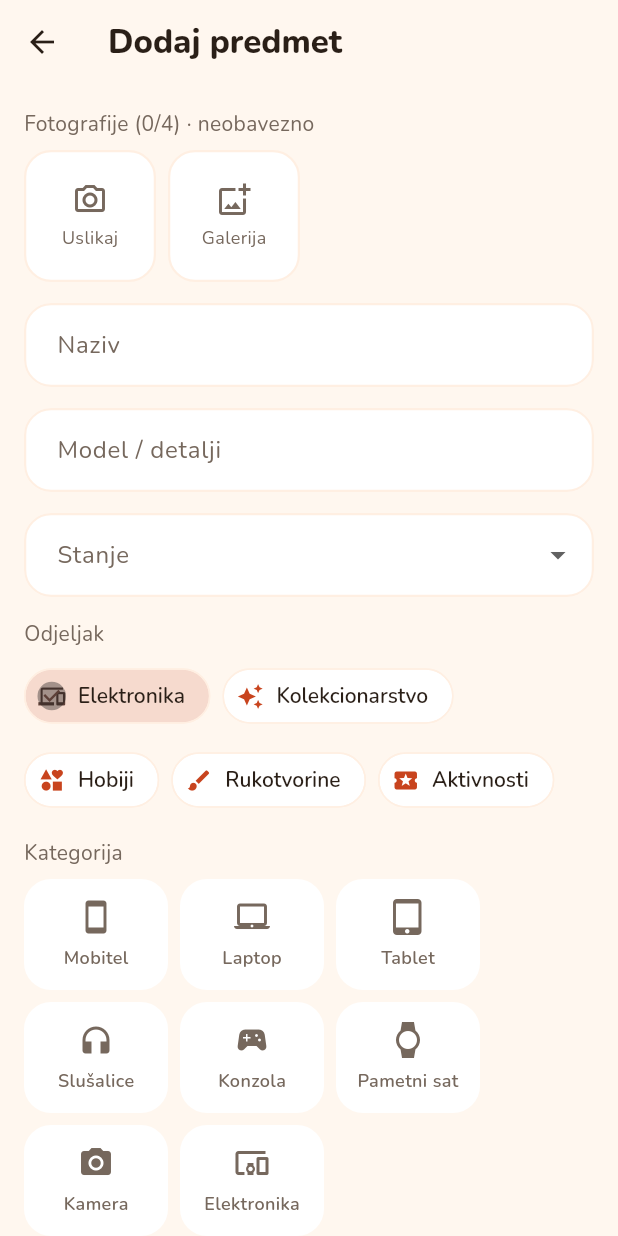
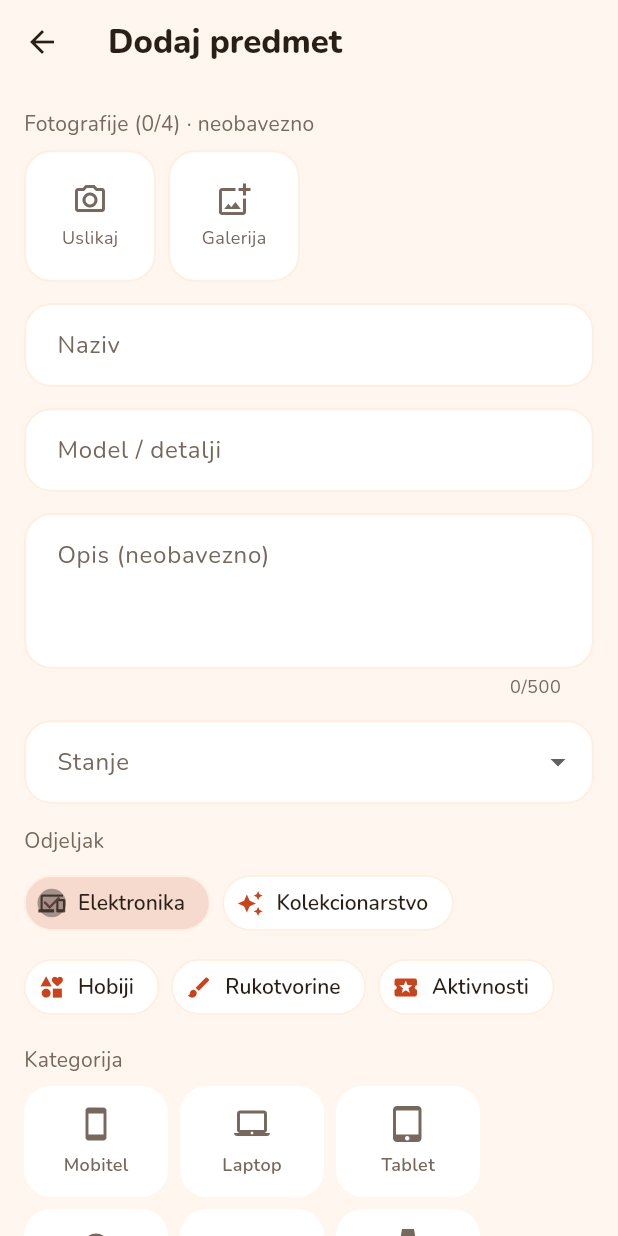
Before and after one commit to Karlo6546541/bot, a Flutter app: the screen it shows after launch, after a tap on "Prijavi se", after a tap on "Dodaj predmet", on a phone screen of 412 x 824 dp. Run offline on Flutter 3.47's test engine with Material 3 defaults, Android fonts, the phone set to English and light mode, and no system bars; our stand-ins replace flutter_riverpod, hive_flutter, image_picker, supabase_flutter; accounts and stored records are empty.

Commit message:
LOOP: item descriptions (up to 500 characters)
- Optional description field with a character counter when adding items
- Shown on item and auction detail screens with show more/less
- Market search also matches descriptions
- Demo descriptions for a few seed items

Co-Authored-By: Claude Opus 5.5 <noreply@anthropic.com>
Claude-Session: https://claude.ai/code/session_01PBov6w7Hus1Rp49XeCqhPo

```diff
--- a/loop_app/lib/models/device.dart
+++ b/loop_app/lib/models/device.dart
@@ -99,6 +99,7 @@ class Device {
     required this.createdAt,
     this.ownerId,
     this.imagePaths = const [],
+    this.description = '',
   });
 
   final String id;
@@ -112,6 +113,11 @@ class Device {
 
   /// Putanje lokalno spremljenih fotografija (prva je naslovna).
   final List<String> imagePaths;
+
+  /// Opis predmeta (do [maxDescription] znakova, može biti prazan).
+  final String description;
+
+  static const maxDescription = 500;
 
   bool get isOnMarket => ownerId == null;
 
@@ -128,6 +134,7 @@ class Device {
     createdAt: createdAt,
     ownerId: ownerId,
     imagePaths: imagePaths,
+    description: description,
   );
 
   Device withImages(List<String> paths) => Device(
@@ -140,6 +147,7 @@ class Device {
     createdAt: createdAt,
     ownerId: ownerId,
     imagePaths: paths,
+    description: description,
   );
 
   Map<String, dynamic> toMap() => {
@@ -152,6 +160,7 @@ class Device {
     'ownerId': ownerId,
     'createdAt': createdAt.toIso8601String(),
     'imagePaths': imagePaths,
+    'description': description,
   };
 
   factory Device.fromMap(Map<dynamic, dynamic> map) => Device(
@@ -165,5 +174,6 @@ class Device {
     createdAt: DateTime.parse(map['createdAt'] as String),
     // Stariji zapisi nemaju fotografije.
     imagePaths: (map['imagePaths'] as List?)?.cast<String>() ?? const [],
+    description: map['description'] as String? ?? '',
   );
 }
--- a/loop_app/lib/providers/app_providers.dart
+++ b/loop_app/lib/providers/app_providers.dart
@@ -150,6 +150,7 @@ class AppController extends Notifier<AppState> {
     required double price,
     required DeviceCategory category,
     List<String> imagePaths = const [],
+    String description = '',
   }) async {
     final device = await _trade.addDevice(
       userId: _requireUserId(),
@@ -159,6 +160,7 @@ class AppController extends Notifier<AppState> {
       price: price,
       category: category,
       imagePaths: imagePaths,
+      description: description,
     );
     _refresh();
     return device;
--- a/loop_app/lib/screens/add_device_screen.dart
+++ b/loop_app/lib/screens/add_device_screen.dart
@@ -26,6 +26,7 @@ class _AddDeviceScreenState extends ConsumerState<AddDeviceScreen> {
   final _name = TextEditingController();
   final _model = TextEditingController();
   final _price = TextEditingController();
+  final _description = TextEditingController();
   DeviceCondition? _condition;
   ItemSection _section = ItemSection.electronics;
   DeviceCategory? _category;
@@ -50,6 +51,7 @@ class _AddDeviceScreenState extends ConsumerState<AddDeviceScreen> {
     _name.dispose();
     _model.dispose();
     _price.dispose();
+    _description.dispose();
     super.dispose();
   }
 
@@ -81,6 +83,7 @@ class _AddDeviceScreenState extends ConsumerState<AddDeviceScreen> {
             price: _parsePrice(_price.text)!,
             category: _category!,
             imagePaths: List.of(_photos),
+            description: _description.text,
           ),
       successMessage: 'Predmet dodan u portfolio',
     );
@@ -140,6 +143,22 @@ class _AddDeviceScreenState extends ConsumerState<AddDeviceScreen> {
                             'npr. 256GB Titanium, godina, veličina, termin…',
                       ),
                       validator: _required,
+                    ),
+                    gap,
+                    // Opis: neobavezan, do 500 znakova (brojač ispod polja).
+                    TextFormField(
+                      controller: _description,
+                      minLines: 3,
+                      maxLines: 6,
+                      maxLength: Device.maxDescription,
+                      textCapitalization: TextCapitalization.sentences,
+                      decoration: const InputDecoration(
+                        labelText: 'Opis (neobavezno)',
+                        hintText:
+                            'Stanje, oštećenja, što dolazi u paketu, '
+                            'razlog prodaje…',
+                        alignLabelWithHint: true,
+                      ),
                     ),
                     gap,
                     DropdownButtonFormField<DeviceCondition>(
--- a/loop_app/lib/screens/auction_detail_screen.dart
+++ b/loop_app/lib/screens/auction_detail_screen.dart
@@ -8,6 +8,7 @@ import '../services/fee.dart';
 import '../theme/app_theme.dart';
 import '../widgets/countdown.dart';
 import '../widgets/formatters.dart';
+import '../widgets/description_card.dart';
 import '../widgets/item_image.dart';
 import '../widgets/trade_actions.dart';
 import 'auctions_screen.dart';
@@ -269,6 +270,10 @@ class _AuctionDetailScreenState extends ConsumerState<AuctionDetailScreen> {
                 ],
               ],
               const SizedBox(height: 12),
+              if (device != null && device.description.isNotEmpty) ...[
+                DescriptionCard(text: device.description),
+                const SizedBox(height: 12),
+              ],
               _BidHistory(auction: a, me: me),
             ],
           ),
--- a/loop_app/lib/screens/device_detail_screen.dart
+++ b/loop_app/lib/screens/device_detail_screen.dart
@@ -8,6 +8,7 @@ import '../services/trade_service.dart';
 import '../theme/app_theme.dart';
 import '../widgets/category_style.dart';
 import '../widgets/formatters.dart';
+import '../widgets/description_card.dart';
 import '../widgets/item_image.dart';
 import '../widgets/photo_viewer.dart';
 import '../widgets/trade_actions.dart';
@@ -132,6 +133,10 @@ class DeviceDetailScreen extends ConsumerWidget {
               if (isMine && ref.read(imageStoreProvider).supported) ...[
                 const SizedBox(height: 12),
                 _PhotoActions(device: device),
+              ],
+              if (device.description.isNotEmpty) ...[
+                const SizedBox(height: 16),
+                DescriptionCard(text: device.description),
               ],
               const SizedBox(height: 16),
               Card(
--- a/loop_app/lib/screens/market_screen.dart
+++ b/loop_app/lib/screens/market_screen.dart
@@ -68,7 +68,8 @@ class _MarketScreenState extends ConsumerState<MarketScreen> {
               (d) =>
                   query.isEmpty ||
                   d.name.toLowerCase().contains(query) ||
-                  d.model.toLowerCase().contains(query),
+                  d.model.toLowerCase().contains(query) ||
+                  d.description.toLowerCase().contains(query),
             )
             .toList()
           ..sort(_sort.compare);
--- a/loop_app/lib/services/seed_data.dart
+++ b/loop_app/lib/services/seed_data.dart
@@ -48,6 +48,32 @@ class SeedData {
     ),
   ];
 
+  static const _descriptions = {
+    'iPhone 15 Pro':
+        'Kupljen u Hrvatskoj, korišten 8 mjeseci uvijek s maskicom i '
+        'zaštitnim staklom. Baterija 94%. Uz mobitel originalna kutija i '
+        'USB-C kabel. Bez ogrebotina na ekranu.',
+    'MacBook Air M3':
+        'Odličan za faks i posao. Nekoliko sitnih tragova korištenja na '
+        'poklopcu, ekran i tipkovnica besprijekorni. 112 ciklusa baterije, '
+        'dolazi s originalnim punjačem.',
+    'Charizard Holo':
+        'Base Set Charizard holo, čuvan u zaštitnoj foliji i toploaderu. '
+        'Rubovi lagano istrošeni, holo bez ogrebotina. Nije gradiran.',
+    'Električna gitara':
+        'Fender Squier Stratocaster, sunburst. Nove žice, podešen vrat. '
+        'Uz gitaru ide mekana torba i kabel od 3 m.',
+    'Keramička šalica':
+        'Ručno oblikovana na kolu i glazirana u tirkiznoj boji. '
+        'Svaki komad je unikat. Može u perilicu posuđa.',
+    'Radionica keramike':
+        'Termin od 3 sata u ateljeu u Zagrebu: rad na kolu, materijal i '
+        'pečenje uključeni. Gotove radove preuzimaš za dva tjedna.',
+    'iPhone 13':
+        'Ispravan, baterija 86%. Sitna ogrebotina u kutu ekrana, '
+        'ne vidi se kad je ekran upaljen.',
+  };
+
   static List<Device> devices(DateTime now) {
     var i = 0;
     Device d(
@@ -76,7 +102,7 @@ class SeedData {
     const ex = DeviceCondition.excellent;
     const vg = DeviceCondition.veryGood;
     const gd = DeviceCondition.good;
-    return [
+    final list = [
       // Market (nisu ničiji)
       d('iPhone 15 Pro', '256GB', ex, 780, DeviceCategory.phone),
       d('MacBook Air M3', '16/512', vg, 1120, DeviceCategory.laptop),
@@ -248,6 +274,16 @@ class SeedData {
         anaUserId,
       ),
     ];
+    // Opisi za nekoliko demo predmeta.
+    return [
+      for (final dev in list)
+        _descriptions[dev.name] == null
+            ? dev
+            : Device.fromMap({
+                ...dev.toMap(),
+                'description': _descriptions[dev.name],
+              }),
+    ];
   }
 
   /// Izmišljena povijest za demo korisnike, kako bi grafikon portfolija
--- a/loop_app/lib/services/trade_service.dart
+++ b/loop_app/lib/services/trade_service.dart
@@ -94,12 +94,16 @@ class TradeService {
     required double price,
     required DeviceCategory category,
     List<String> imagePaths = const [],
+    String description = '',
   }) async {
     if (name.trim().isEmpty || model.trim().isEmpty) {
       throw const TradeException('Naziv i model su obavezni.');
     }
     if (price <= 0) {
       throw const TradeException('Cijena mora biti veća od 0.');
+    }
+    if (description.trim().length > Device.maxDescription) {
+      throw const TradeException('Opis može imati najviše 500 znakova.');
     }
     _requireUser(userId);
     final device = Device(
@@ -112,6 +116,7 @@ class TradeService {
       ownerId: userId,
       createdAt: DateTime.now(),
       imagePaths: imagePaths,
+      description: description.trim(),
     );
     await _storage.putDevice(device);
     await _snapshot(userId);
```
Also changed, not shown: loop_app/lib/widgets/description_card.dart (added, +50 -0 lines).
